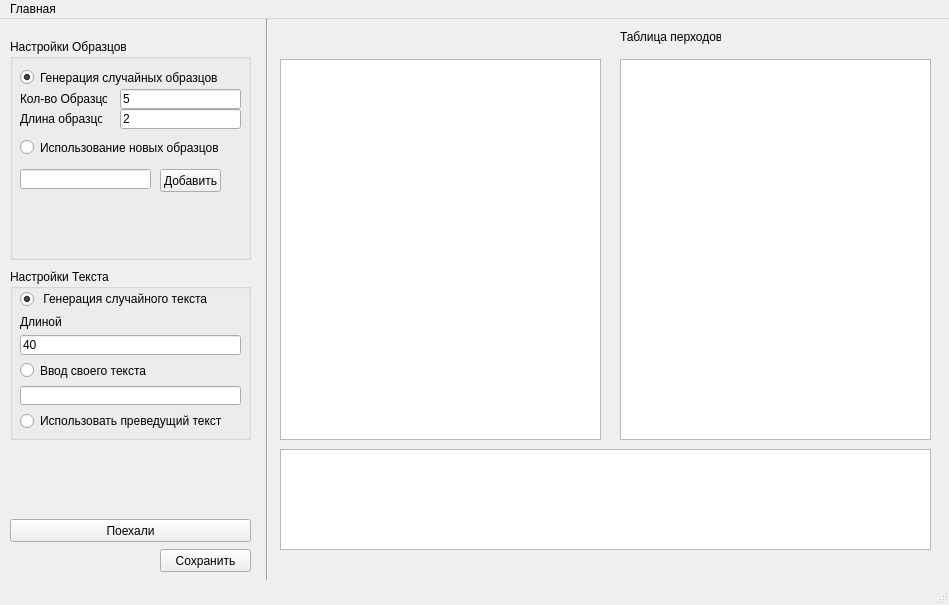
First picture: the form in mainwindow.ui, repository ruslans-s/avtomati_v2, before the edit.
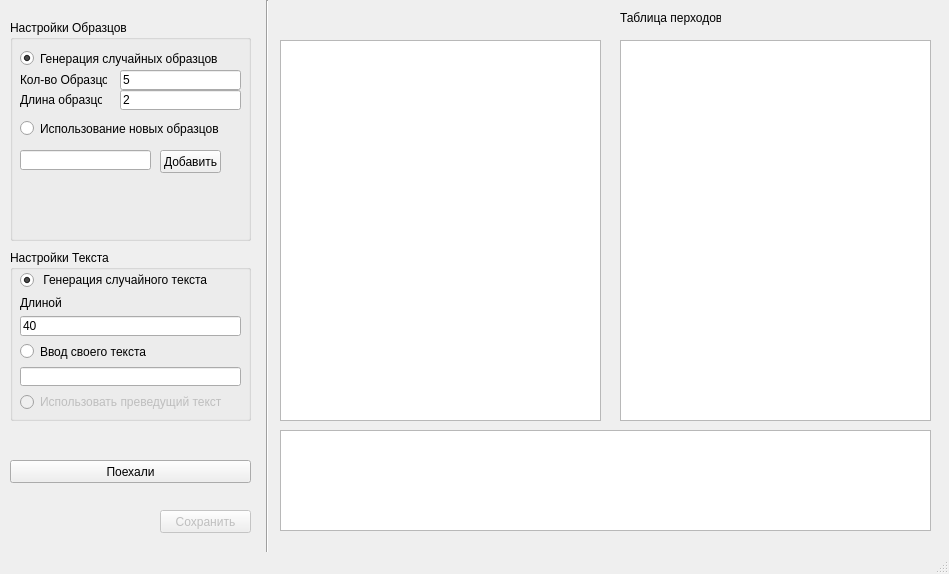
Second picture: the form after the edit.

The edit to the form file:
```diff
--- a/mainwindow.ui
+++ b/mainwindow.ui
@@ -7,7 +7,7 @@
     <x>0</x>
     <y>0</y>
     <width>949</width>
-    <height>605</height>
+    <height>574</height>
    </rect>
   </property>
   <property name="windowTitle">
@@ -18,7 +18,7 @@
     <property name="geometry">
      <rect>
       <x>10</x>
-      <y>500</y>
+      <y>460</y>
       <width>241</width>
       <height>23</height>
      </rect>
@@ -269,6 +269,9 @@
       </item>
       <item>
        <widget class="QRadioButton" name="radioButton">
+        <property name="enabled">
+         <bool>false</bool>
+        </property>
         <property name="text">
          <string>Использовать преведущий текст</string>
         </property>
@@ -281,10 +284,13 @@
     </widget>
    </widget>
    <widget class="QPushButton" name="pushButton_3">
+    <property name="enabled">
+     <bool>false</bool>
+    </property>
     <property name="geometry">
      <rect>
       <x>160</x>
-      <y>530</y>
+      <y>510</y>
       <width>91</width>
       <height>23</height>
      </rect>
@@ -292,6 +298,12 @@
     <property name="text">
      <string>Сохранить</string>
     </property>
+    <property name="checkable">
+     <bool>false</bool>
+    </property>
+    <property name="checked">
+     <bool>false</bool>
+    </property>
    </widget>
    <widget class="QTableView" name="textOutput">
     <property name="geometry">
@@ -319,12 +331,6 @@
      <height>21</height>
     </rect>
    </property>
-   <widget class="QMenu" name="menu">
-    <property name="title">
-     <string>Главная</string>
-    </property>
-   </widget>
-   <addaction name="menu"/>
   </widget>
   <widget class="QStatusBar" name="statusbar"/>
  </widget>
```
